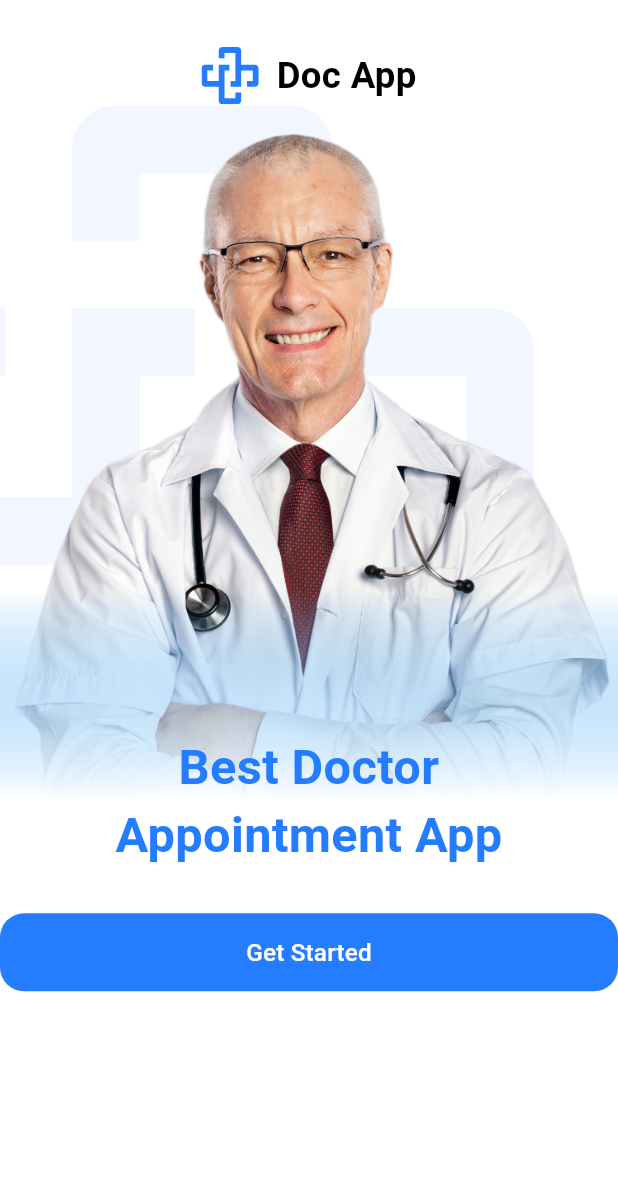
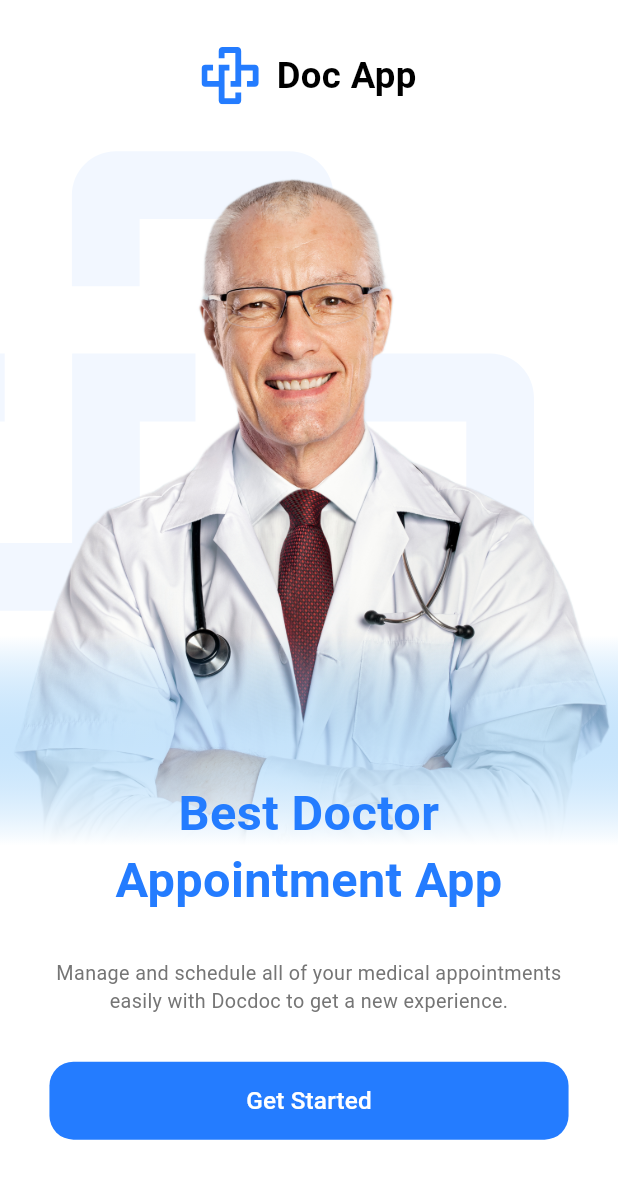
Before and after one commit to Roomero-Ammar/doc_app, a Flutter app: the screen it shows after launch, on a phone screen of 412 x 824 dp. Shown: the top 1179 px of the screen. Run offline on Flutter 3.47's test engine with Material 3 defaults, Android fonts, the phone set to English and light mode, and no system bars; our stand-ins replace flutter_screenutil, flutter_svg.

Commit message:
Add import for styles and update OnboardingScreen layout
Import the `styles.dart` package and update the `OnboardingScreen` layout to include additional spacing, a descriptive text, and structured padding for better readability and user experience.

```diff
--- a/lib/features/onboarding/onboarding_screen.dart
+++ b/lib/features/onboarding/onboarding_screen.dart
@@ -1,3 +1,4 @@
+import 'package:doctors_speciality/core/theming/styles.dart';
 import 'package:doctors_speciality/features/onboarding/widgets/doc_logo_and_name.dart';
 import 'package:flutter/material.dart';
 import 'package:flutter_screenutil/flutter_screenutil.dart';
@@ -18,11 +19,25 @@ class OnboardingScreen extends StatelessWidget {
             child: Column(
               children: [
                 DocLogoAndName(),
+                SizedBox(height: 30.h),
                 DocImageAndText(),
+                Padding(
+                padding: EdgeInsets.symmetric(horizontal: 30.w),
+                child: Column(
+                  children: [
+                    Text(
+                      'Manage and schedule all of your medical appointments easily with Docdoc to get a new experience.',
+                      style: TextStyles.font13GrayRegular,
+                      textAlign: TextAlign.center,
+                    ),
+                    SizedBox(height: 30.h),
                 GetStartedButton(),
               ],
             ),
           ),
+        ]
+        ),
+      ),
         ),
       ),
     );
```
